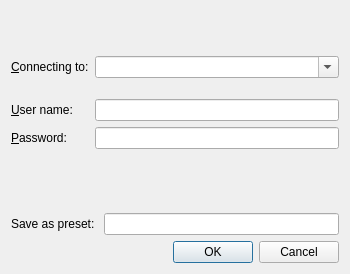
The window that nicos/clients/gui/dialogs/auth.ui (mlz-ictrl/nicos) describes before a commit, drawn with Qt 5.
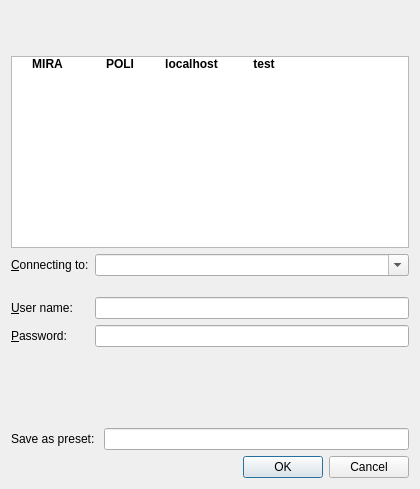
The same window after the commit. Icons and pictures are not drawn.

Commit message: gui: make auth dialog prettier with multiple presets

```diff
--- a/nicos/clients/gui/dialogs/auth.ui
+++ b/nicos/clients/gui/dialogs/auth.ui
@@ -6,8 +6,8 @@
    <rect>
     <x>0</x>
     <y>0</y>
-    <width>350</width>
-    <height>274</height>
+    <width>420</width>
+    <height>489</height>
    </rect>
   </property>
   <property name="windowTitle">
@@ -20,6 +20,75 @@
    <bool>true</bool>
   </property>
   <layout class="QGridLayout" name="gridLayout">
+   <item row="4" column="1">
+    <widget class="QComboBox" name="presetOrAddr">
+     <property name="font">
+      <font>
+       <weight>75</weight>
+       <bold>true</bold>
+      </font>
+     </property>
+     <property name="editable">
+      <bool>true</bool>
+     </property>
+    </widget>
+   </item>
+   <item row="5" column="0">
+    <spacer name="verticalSpacer">
+     <property name="orientation">
+      <enum>Qt::Vertical</enum>
+     </property>
+     <property name="sizeType">
+      <enum>QSizePolicy::Fixed</enum>
+     </property>
+     <property name="sizeHint" stdset="0">
+      <size>
+       <width>20</width>
+       <height>15</height>
+      </size>
+     </property>
+    </spacer>
+   </item>
+   <item row="6" column="0">
+    <widget class="QLabel" name="label">
+     <property name="text">
+      <string>&amp;User name:</string>
+     </property>
+     <property name="buddy">
+      <cstring>userName</cstring>
+     </property>
+    </widget>
+   </item>
+   <item row="6" column="1">
+    <widget class="QLineEdit" name="userName">
+     <property name="font">
+      <font>
+       <weight>75</weight>
+       <bold>true</bold>
+      </font>
+     </property>
+    </widget>
+   </item>
+   <item row="7" column="0">
+    <widget class="QLabel" name="label_2">
+     <property name="text">
+      <string>&amp;Password:</string>
+     </property>
+     <property name="buddy">
+      <cstring>password</cstring>
+     </property>
+    </widget>
+   </item>
+   <item row="10" column="0" colspan="2">
+    <widget class="QDialogButtonBox" name="buttonBox">
+     <property name="orientation">
+      <enum>Qt::Horizontal</enum>
+     </property>
+     <property name="standardButtons">
+      <set>QDialogButtonBox::Cancel|QDialogButtonBox::Ok</set>
+     </property>
+    </widget>
+   </item>
    <item row="0" column="0">
     <spacer name="verticalSpacer_4">
      <property name="orientation">
@@ -65,7 +134,7 @@
      </property>
     </spacer>
    </item>
-   <item row="3" column="0">
+   <item row="4" column="0">
     <widget class="QLabel" name="label_3">
      <property name="text">
       <string>&amp;Connecting to:</string>
@@ -75,66 +144,7 @@
      </property>
     </widget>
    </item>
-   <item row="3" column="1">
-    <widget class="QComboBox" name="presetOrAddr">
-     <property name="font">
-      <font>
-       <weight>75</weight>
-       <bold>true</bold>
-      </font>
-     </property>
-     <property name="editable">
-      <bool>true</bool>
-     </property>
-    </widget>
-   </item>
-   <item row="4" column="0">
-    <spacer name="verticalSpacer">
-     <property name="orientation">
-      <enum>Qt::Vertical</enum>
-     </property>
-     <property name="sizeType">
-      <enum>QSizePolicy::Fixed</enum>
-     </property>
-     <property name="sizeHint" stdset="0">
-      <size>
-       <width>20</width>
-       <height>15</height>
-      </size>
-     </property>
-    </spacer>
-   </item>
-   <item row="5" column="0">
-    <widget class="QLabel" name="label">
-     <property name="text">
-      <string>&amp;User name:</string>
-     </property>
-     <property name="buddy">
-      <cstring>userName</cstring>
-     </property>
-    </widget>
-   </item>
-   <item row="5" column="1">
-    <widget class="QLineEdit" name="userName">
-     <property name="font">
-      <font>
-       <weight>75</weight>
-       <bold>true</bold>
-      </font>
-     </property>
-    </widget>
-   </item>
-   <item row="6" column="0">
-    <widget class="QLabel" name="label_2">
-     <property name="text">
-      <string>&amp;Password:</string>
-     </property>
-     <property name="buddy">
-      <cstring>password</cstring>
-     </property>
-    </widget>
-   </item>
-   <item row="6" column="1">
+   <item row="7" column="1">
     <widget class="QLineEdit" name="password">
      <property name="inputMask">
       <string/>
@@ -147,7 +157,7 @@
      </property>
     </widget>
    </item>
-   <item row="7" column="0">
+   <item row="8" column="0">
     <spacer name="verticalSpacer_2">
      <property name="orientation">
       <enum>Qt::Vertical</enum>
@@ -163,7 +173,7 @@
      </property>
     </spacer>
    </item>
-   <item row="8" column="0" colspan="2">
+   <item row="9" column="0" colspan="2">
     <widget class="QFrame" name="presetFrame">
      <property name="frameShape">
       <enum>QFrame::NoFrame</enum>
@@ -188,14 +198,83 @@
      </layout>
     </widget>
    </item>
-   <item row="9" column="0" colspan="2">
-    <widget class="QDialogButtonBox" name="buttonBox">
-     <property name="orientation">
-      <enum>Qt::Horizontal</enum>
+   <item row="3" column="0" colspan="2">
+    <widget class="QListWidget" name="quickList">
+     <property name="sizePolicy">
+      <sizepolicy hsizetype="Expanding" vsizetype="MinimumExpanding">
+       <horstretch>0</horstretch>
+       <verstretch>0</verstretch>
+      </sizepolicy>
      </property>
-     <property name="standardButtons">
-      <set>QDialogButtonBox::Cancel|QDialogButtonBox::Ok</set>
+     <property name="font">
+      <font>
+       <weight>75</weight>
+       <bold>true</bold>
+      </font>
      </property>
+     <property name="editTriggers">
+      <set>QAbstractItemView::NoEditTriggers</set>
+     </property>
+     <property name="textElideMode">
+      <enum>Qt::ElideMiddle</enum>
+     </property>
+     <property name="verticalScrollMode">
+      <enum>QAbstractItemView::ScrollPerPixel</enum>
+     </property>
+     <property name="horizontalScrollMode">
+      <enum>QAbstractItemView::ScrollPerPixel</enum>
+     </property>
+     <property name="movement">
+      <enum>QListView::Static</enum>
+     </property>
+     <property name="flow">
+      <enum>QListView::LeftToRight</enum>
+     </property>
+     <property name="gridSize">
+      <size>
+       <width>72</width>
+       <height>64</height>
+      </size>
+     </property>
+     <property name="viewMode">
+      <enum>QListView::IconMode</enum>
+     </property>
+     <item>
+      <property name="text">
+       <string>MIRA</string>
+      </property>
+      <property name="icon">
+       <iconset resource="../../../../resources/nicos-gui.qrc">
+        <normaloff>:/appicon</normaloff>:/appicon</iconset>
+      </property>
+     </item>
+     <item>
+      <property name="text">
+       <string>POLI</string>
+      </property>
+      <property name="icon">
+       <iconset resource="../../../../resources/nicos-gui.qrc">
+        <normaloff>:/appicon</normaloff>:/appicon</iconset>
+      </property>
+     </item>
+     <item>
+      <property name="text">
+       <string>localhost</string>
+      </property>
+      <property name="icon">
+       <iconset resource="../../../../resources/nicos-gui.qrc">
+        <normaloff>:/appicon</normaloff>:/appicon</iconset>
+      </property>
+     </item>
+     <item>
+      <property name="text">
+       <string>test</string>
+      </property>
+      <property name="icon">
+       <iconset resource="../../../../resources/nicos-gui.qrc">
+        <normaloff>:/appicon</normaloff>:/appicon</iconset>
+      </property>
+     </item>
     </widget>
    </item>
   </layout>
```
Left out of the diff: 2 changed lines with no effect on the pictures. The commit also changes 1 other file.
